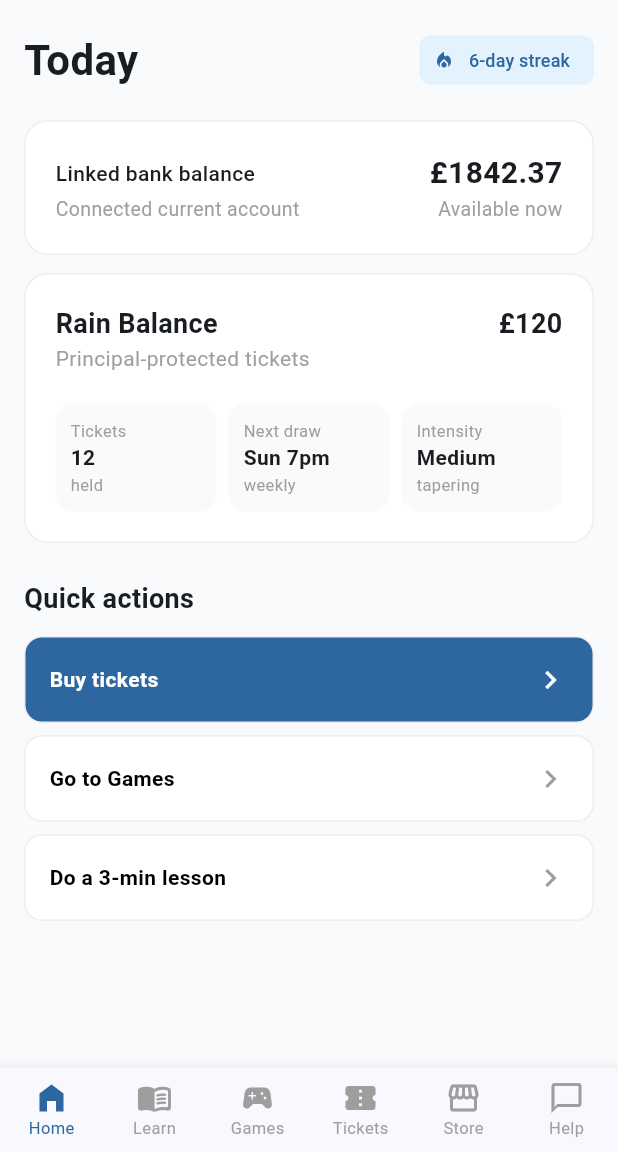
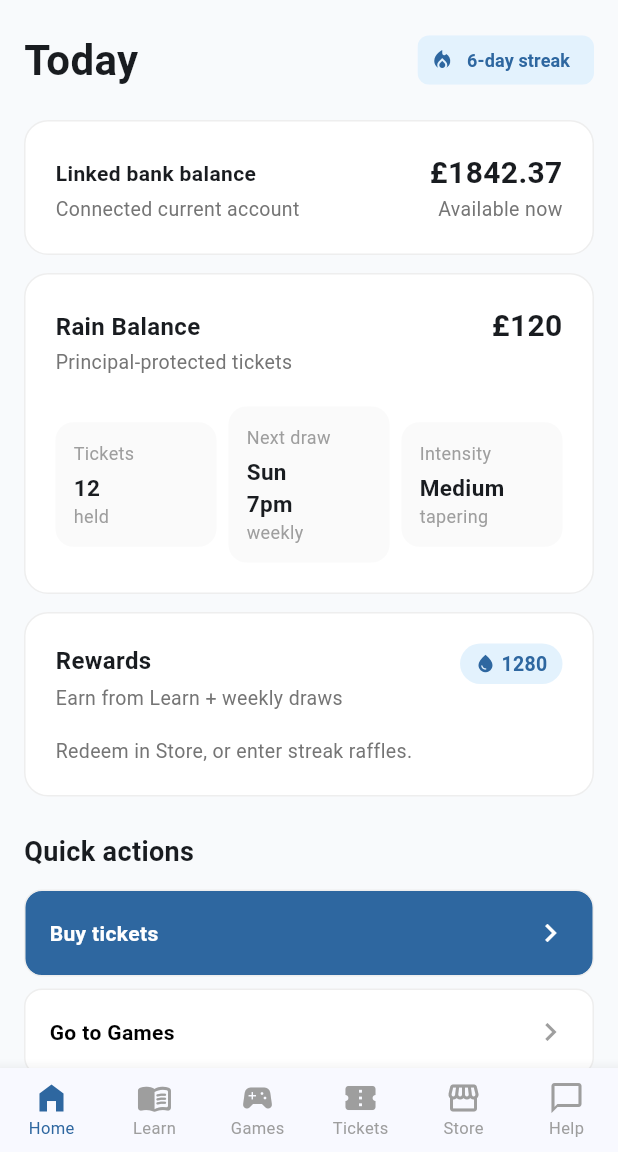
Before and after one commit to Nikash-S/Rainsave, a Flutter app: the screen it shows after launch, on a phone screen of 412 x 824 dp, the part 84-1236 px from its top. Run offline on Flutter 3.47's test engine with Material 3 defaults, Android fonts, the phone set to English and light mode, and no system bars.

Commit message:
ui: Improved home page UI

```diff
--- a/rainsave/lib/main.dart
+++ b/rainsave/lib/main.dart
@@ -75,7 +75,7 @@
           _buildLearnTab(),
           _buildGamesTab(),
           _buildTicketsTab(),
-          _buildStoreTab(), // Newly implemented Store Tab
+          _buildStoreTab(),
           _buildHelpTab(),
         ],
       ),
@@ -149,7 +149,7 @@
     );
   }
 
-  // --- TAB 1: HOME ---
+  // --- TAB 1: HOME (Updated with all cards) ---
   Widget _buildHomeTab() {
     return ListView(
       physics: const BouncingScrollPhysics(),
@@ -160,10 +160,10 @@
           children: [
             const Text("Today", style: TextStyle(fontSize: 28, fontWeight: FontWeight.bold)),
             Chip(
-              label: const Text("6-day streak", style: TextStyle(color: Color(0xFF2E67A0), fontSize: 12)),
+              label: const Text("6-day streak", style: TextStyle(color: Color(0xFF2E67A0), fontSize: 12, fontWeight: FontWeight.w600)),
               backgroundColor: Colors.blue[50],
               side: BorderSide.none,
-              avatar: const Icon(Icons.local_fire_department, size: 14, color: Color(0xFF2E67A0)),
+              avatar: const Icon(Icons.local_fire_department, size: 16, color: Color(0xFF2E67A0)),
             ),
           ],
         ),
@@ -171,13 +171,110 @@
         _buildBalanceCard("Linked bank balance", "£$linkedBalance", "Connected current account", "Available now"),
         const SizedBox(height: 12),
         _buildRainBalanceCard(),
+        const SizedBox(height: 12),
+
+        // NEW: Rewards Card
+        _buildRewardsCard(),
         const SizedBox(height: 24),
+
         const Text("Quick actions", style: TextStyle(fontSize: 18, fontWeight: FontWeight.bold)),
         const SizedBox(height: 12),
         _actionRow("Buy tickets", true, () => setState(() => _selectedIndex = 3)),
         _actionRow("Go to Games", false, () => setState(() => _selectedIndex = 2)),
         _actionRow("Do a 3-min lesson", false, () => setState(() => _selectedIndex = 1)),
+        const SizedBox(height: 24),
+
+        // NEW: Risk-aware Nudge Card
+        _buildRiskNudgeCard(),
+        const SizedBox(height: 24),
       ],
+    );
+  }
+
+  // --- NEW HOME TAB HELPERS ---
+
+  Widget _buildRewardsCard() {
+    return Container(
+      padding: const EdgeInsets.all(20),
+      decoration: BoxDecoration(color: Colors.white, borderRadius: BorderRadius.circular(16), border: Border.all(color: Colors.grey[200]!)),
+      child: Column(
+        crossAxisAlignment: CrossAxisAlignment.start,
+        children: [
+          Row(
+            mainAxisAlignment: MainAxisAlignment.spaceBetween,
+            crossAxisAlignment: CrossAxisAlignment.start,
+            children: [
+              Expanded(
+                child: Column(
+                  crossAxisAlignment: CrossAxisAlignment.start,
+                  children: [
+                    const Text("Rewards", style: TextStyle(fontSize: 16, fontWeight: FontWeight.bold)),
+                    const SizedBox(height: 4),
+                    Text("Earn from Learn + weekly draws", style: TextStyle(color: Colors.grey[600], fontSize: 13)),
+                  ],
+                ),
+              ),
+              Container(
+                padding: const EdgeInsets.symmetric(horizontal: 10, vertical: 4),
+                decoration: BoxDecoration(color: Colors.blue[50], borderRadius: BorderRadius.circular(20)),
+                child: Row(
+                  children: [
+                    const Icon(Icons.water_drop, size: 14, color: Color(0xFF2E67A0)),
+                    Text(" $rewards", style: const TextStyle(color: Color(0xFF2E67A0), fontWeight: FontWeight.bold, fontSize: 13)),
+                  ],
+                ),
+              )
+            ],
+          ),
+          const SizedBox(height: 16),
+          Text("Redeem in Store, or enter streak raffles.", style: TextStyle(color: Colors.grey[600], fontSize: 13)),
+        ],
+      ),
+    );
+  }
+
+  Widget _buildRiskNudgeCard() {
+    return Container(
+      padding: const EdgeInsets.all(20),
+      decoration: BoxDecoration(color: Colors.white, borderRadius: BorderRadius.circular(16), border: Border.all(color: Colors.grey[200]!)),
+      child: Column(
+        crossAxisAlignment: CrossAxisAlignment.start,
+        children: [
+          const Text("Risk-aware nudge", style: TextStyle(fontSize: 16, fontWeight: FontWeight.bold)),
+          const SizedBox(height: 12),
+          Text("Fridays can be higher-risk. You've protected £${rainTickets * 10} by choosing Rain over risk.", style: const TextStyle(fontSize: 14)),
+          const SizedBox(height: 16),
+          Row(
+            mainAxisAlignment: MainAxisAlignment.spaceBetween,
+            children: [
+              Text("Calm mode progress", style: TextStyle(color: Colors.grey[600], fontSize: 13)),
+              Text("42%", style: TextStyle(color: Colors.grey[600], fontSize: 13)),
+            ],
+          ),
+          const SizedBox(height: 8),
+          LinearProgressIndicator(
+            value: 0.42,
+            backgroundColor: Colors.grey[100],
+            color: const Color(0xFF192A41), // Darker contrast color shown in screenshot
+            borderRadius: BorderRadius.circular(10),
+            minHeight: 8
+          ),
+          const SizedBox(height: 20),
+          SizedBox(
+            width: double.infinity,
+            child: OutlinedButton(
+              style: OutlinedButton.styleFrom(
+                foregroundColor: Colors.black,
+                side: BorderSide(color: Colors.grey[300]!),
+                shape: RoundedRectangleBorder(borderRadius: BorderRadius.circular(8)),
+                padding: const EdgeInsets.symmetric(vertical: 14)
+              ),
+              onPressed: () {},
+              child: const Text("Turn on stronger prompts", style: TextStyle(fontWeight: FontWeight.w600)),
+            ),
+          )
+        ],
+      ),
     );
   }
 
@@ -226,7 +323,7 @@
     );
   }
 
-  // --- TAB 5: STORE (New) ---
+  // --- TAB 5: STORE ---
   Widget _buildStoreTab() {
     return ListView(
       physics: const BouncingScrollPhysics(),
@@ -459,15 +556,15 @@
           Row(
             mainAxisAlignment: MainAxisAlignment.spaceBetween,
             children: [
-              Text(title, style: const TextStyle(fontWeight: FontWeight.w500)),
+              Text(title, style: const TextStyle(fontWeight: FontWeight.w600)),
               Text(amt, style: const TextStyle(fontSize: 20, fontWeight: FontWeight.bold)),
             ],
           ),
           Row(
             mainAxisAlignment: MainAxisAlignment.spaceBetween,
             children: [
-              Text(sub, style: TextStyle(color: Colors.grey[500], fontSize: 13)),
-              Text(trailing, style: TextStyle(color: Colors.grey[500], fontSize: 13)),
+              Text(sub, style: TextStyle(color: Colors.grey[600], fontSize: 13)),
+              Text(trailing, style: TextStyle(color: Colors.grey[600], fontSize: 13)),
             ],
           ),
         ],
@@ -485,17 +582,17 @@
           Row(
             mainAxisAlignment: MainAxisAlignment.spaceBetween,
             children: [
-              const Text("Rain Balance", style: TextStyle(fontSize: 18, fontWeight: FontWeight.bold)),
-              Text("£${rainTickets * 10}", style: const TextStyle(fontSize: 18, fontWeight: FontWeight.bold)),
+              const Text("Rain Balance", style: TextStyle(fontSize: 16, fontWeight: FontWeight.bold)),
+              Text("£${rainTickets * 10}", style: const TextStyle(fontSize: 20, fontWeight: FontWeight.bold)),
             ],
           ),
-          Text("Principal-protected tickets", style: TextStyle(color: Colors.grey[500])),
+          Text("Principal-protected tickets", style: TextStyle(color: Colors.grey[600], fontSize: 13)),
           const SizedBox(height: 20),
           Row(
             children: [
               _miniStat("Tickets", "$rainTickets", "held"),
               const SizedBox(width: 8),
-              _miniStat("Next draw", "Sun 7pm", "weekly"),
+              _miniStat("Next draw", "Sun\n7pm", "weekly"),
               const SizedBox(width: 8),
               _miniStat("Intensity", "Medium", "tapering"),
             ],
@@ -508,14 +605,15 @@
   Widget _miniStat(String label, String val, String sub) {
     return Expanded(
       child: Container(
-        padding: const EdgeInsets.all(10),
+        padding: const EdgeInsets.all(12),
         decoration: BoxDecoration(color: Colors.grey[50], borderRadius: BorderRadius.circular(12)),
         child: Column(
           crossAxisAlignment: CrossAxisAlignment.start,
           children: [
-            Text(label, style: const TextStyle(fontSize: 11, color: Colors.grey)),
-            Text(val, style: const TextStyle(fontWeight: FontWeight.bold)),
-            Text(sub, style: const TextStyle(fontSize: 11, color: Colors.grey)),
+            Text(label, style: const TextStyle(fontSize: 12, color: Colors.grey)),
+            const SizedBox(height: 4),
+            Text(val, style: const TextStyle(fontWeight: FontWeight.bold, fontSize: 15)),
+            Text(sub, style: const TextStyle(fontSize: 12, color: Colors.grey)),
           ],
         ),
       ),
@@ -529,7 +627,11 @@
         onTap: onTap,
         child: Container(
           padding: const EdgeInsets.symmetric(horizontal: 16, vertical: 16),
-          decoration: BoxDecoration(color: primary ? const Color(0xFF2E67A0) : Colors.white, borderRadius: BorderRadius.circular(12), border: Border.all(color: Colors.grey[200]!)),
+          decoration: BoxDecoration(
+            color: primary ? const Color(0xFF2E67A0) : Colors.white,
+            borderRadius: BorderRadius.circular(12),
+            border: Border.all(color: Colors.grey[200]!)
+          ),
           child: Row(
             mainAxisAlignment: MainAxisAlignment.spaceBetween,
             children: [
```
